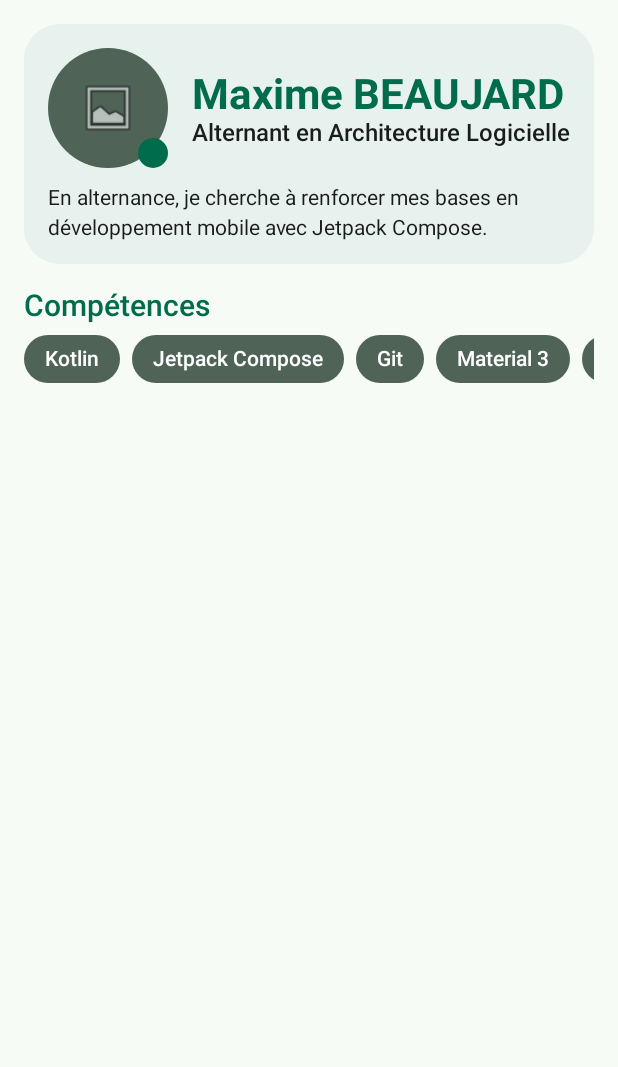
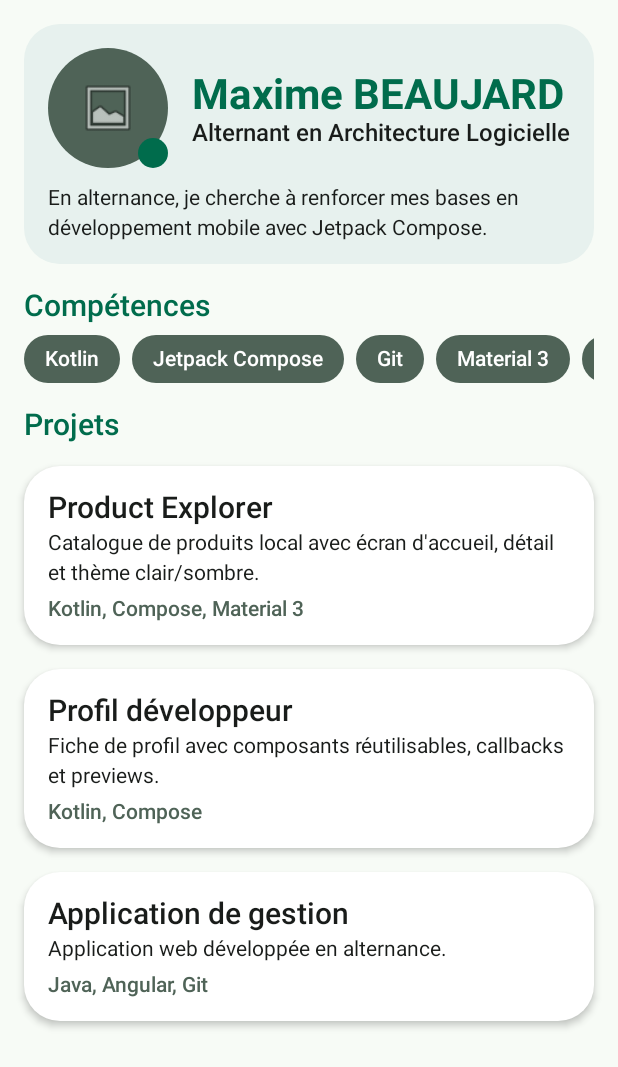
Before and after one commit to MaximeBjrd/Devoir-am-lioration-profil-d-veloppeur, an Android app built with Jetpack Compose: the screen it shows after launch (MainActivity), on a phone screen of 412 x 824 dp. Shown: the top 1067 px of the screen. Run offline under Robolectric (Android 15) with nearby library versions, the phone set to English and light mode, and no system bars.

Commit message:
Ajout des projets

```diff
--- a/app/src/main/java/com/example/productexplorer/MainActivity.kt
+++ b/app/src/main/java/com/example/productexplorer/MainActivity.kt
@@ -22,6 +22,8 @@ import androidx.compose.foundation.lazy.LazyColumn
 import androidx.compose.foundation.lazy.LazyRow
 import androidx.compose.foundation.lazy.items
 import androidx.compose.foundation.shape.CircleShape
+import androidx.compose.material3.Card
+import androidx.compose.material3.CardDefaults
 import androidx.compose.material3.MaterialTheme
 import androidx.compose.material3.Scaffold
 import androidx.compose.material3.Surface
@@ -44,6 +46,7 @@ class MainActivity : ComponentActivity() {
                     ProfileScreen(
                         developer = sampleDeveloper(),
                         skills = sampleSkills(),
+                        projects = sampleProjects(),
                         modifier = Modifier.padding(innerPadding)
                     )
                 }
@@ -64,6 +67,13 @@ data class DeveloperUi(
 data class SkillUi(
     val id: Int,
     val name: String
+)
+
+data class ProjectUi(
+    val id: Int,
+    val title: String,
+    val description: String,
+    val technologies: String
 )
 
 fun sampleDeveloper(): DeveloperUi {
@@ -87,10 +97,34 @@ fun sampleSkills(): List<SkillUi> {
     )
 }
 
+fun sampleProjects(): List<ProjectUi> {
+    return listOf(
+        ProjectUi(
+            id = 1,
+            title = "Product Explorer",
+            description = "Catalogue de produits local avec écran d'accueil, détail et thème clair/sombre.",
+            technologies = "Kotlin, Compose, Material 3"
+        ),
+        ProjectUi(
+            id = 2,
+            title = "Profil développeur",
+            description = "Fiche de profil avec composants réutilisables, callbacks et previews.",
+            technologies = "Kotlin, Compose"
+        ),
+        ProjectUi(
+            id = 3,
+            title = "Application de gestion",
+            description = "Application web développée en alternance.",
+            technologies = "Java, Angular, Git"
+        )
+    )
+}
+
 @Composable
 fun ProfileScreen(
     developer: DeveloperUi,
     skills: List<SkillUi>,
+    projects: List<ProjectUi>,
     modifier: Modifier = Modifier
 ) {
     LazyColumn(
@@ -103,6 +137,19 @@ fun ProfileScreen(
         }
         item {
             SkillsSection(skills = skills)
+        }
+        item {
+            Text(
+                text = "Projets",
+                style = MaterialTheme.typography.titleLarge,
+                color = MaterialTheme.colorScheme.primary
+            )
+        }
+        items(
+            items = projects,
+            key = { project -> project.id }
+        ) { project ->
+            ProjectCard(project = project)
         }
     }
 }
@@ -197,13 +244,46 @@ fun SkillsSection(skills: List<SkillUi>, modifier: Modifier = Modifier) {
     }
 }
 
+@Composable
+fun ProjectCard(project: ProjectUi, modifier: Modifier = Modifier) {
+    Card(
+        modifier = modifier.fillMaxWidth(),
+        shape = MaterialTheme.shapes.large,
+        colors = CardDefaults.cardColors(containerColor = MaterialTheme.colorScheme.surface),
+        elevation = CardDefaults.cardElevation(defaultElevation = 3.dp)
+    ) {
+        Column(modifier = Modifier.padding(16.dp)) {
+            Text(
+                text = project.title,
+                style = MaterialTheme.typography.titleLarge,
+                color = MaterialTheme.colorScheme.onSurface
+            )
+            Spacer(modifier = Modifier.height(4.dp))
+
+            Text(
+                text = project.description,
+                style = MaterialTheme.typography.bodyMedium,
+                color = MaterialTheme.colorScheme.onSurface
+            )
+            Spacer(modifier = Modifier.height(8.dp))
+
+            Text(
+                text = project.technologies,
+                style = MaterialTheme.typography.labelLarge,
+                color = MaterialTheme.colorScheme.secondary
+            )
+        }
+    }
+}
+
 @Preview(showBackground = true, name = "Profil - Light Theme", heightDp = 1100)
 @Composable
 fun ProfileScreenLightPreview() {
     ProductExplorerTheme(darkTheme = false) {
         ProfileScreen(
             developer = sampleDeveloper(),
-            skills = sampleSkills()
+            skills = sampleSkills(),
+            projects = sampleProjects()
         )
     }
 }
```
